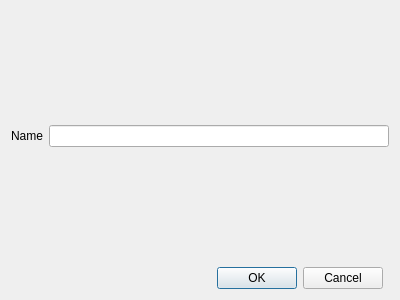
Qt form namedialog.ui (apogza/RestyCage) before a commit.
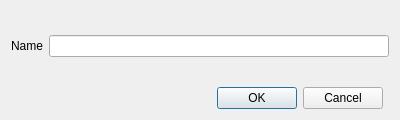
The same form after that commit.

```diff
--- a/namedialog.ui
+++ b/namedialog.ui
@@ -7,7 +7,7 @@
     <x>0</x>
     <y>0</y>
     <width>400</width>
-    <height>300</height>
+    <height>120</height>
    </rect>
   </property>
   <property name="windowTitle">
```
